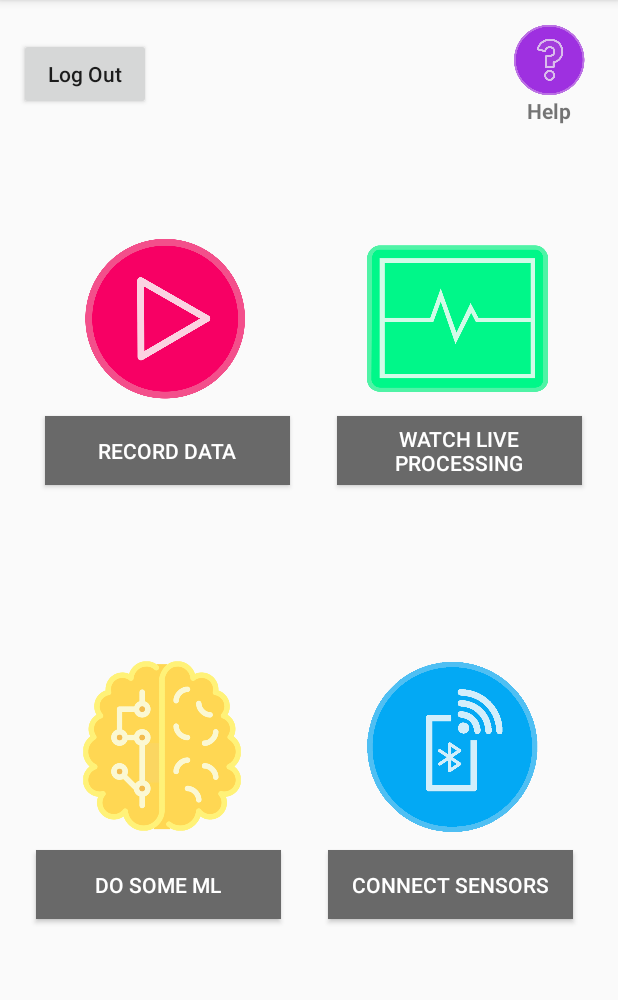
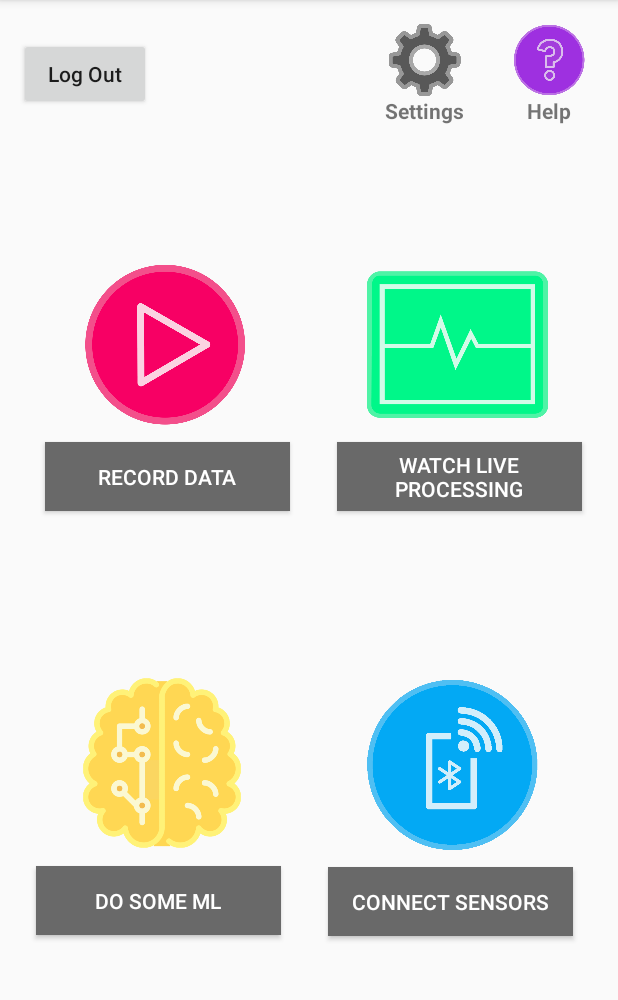
Before and after one commit to ZhendongTian/PDIOT_TeamD, an Android app: the HomeActivity screen opened directly, with no data from a screen before it, on a phone screen of 412 x 824 dp, the part 84-1084 px from its top. Run offline under Robolectric (Android 15) with nearby library versions, the phone set to English and light mode, and no system bars; libraries missing offline, so code that uses them is left out: com.parse.

Commit message:
added settings feature + emergency contact retrieval

```diff
--- a/final/pdiot_final/pdiotapp/app/src/main/AndroidManifest.xml
+++ b/final/pdiot_final/pdiotapp/app/src/main/AndroidManifest.xml
@@ -144,6 +144,11 @@
         </activity>
 
         <activity
+            android:name=".SettingsActivity"
+            android:screenOrientation="portrait" >
+        </activity>
+
+        <activity
             android:name=".LoginActivity"
             android:screenOrientation="portrait" >
             <intent-filter>
--- a/final/pdiot_final/pdiotapp/app/src/main/java/com/specknet/pdiotapp/HomeActivity.kt
+++ b/final/pdiot_final/pdiotapp/app/src/main/java/com/specknet/pdiotapp/HomeActivity.kt
@@ -44,6 +44,7 @@ class HomeActivity : AppCompatActivity() {
     lateinit var irecordButton: AppCompatImageButton
     lateinit var imlButton: AppCompatImageButton
     lateinit var ihelpButton: AppCompatImageButton
+    lateinit var settingsButton: AppCompatImageButton
 
     // permissions
     lateinit var permissionAlertDialog: AlertDialog.Builder
@@ -88,6 +89,7 @@ class HomeActivity : AppCompatActivity() {
         irecordButton = findViewById(R.id.irecord_button)
         imlButton = findViewById(R.id.iml_button)
         ihelpButton = findViewById(R.id.ihelp_button)
+        settingsButton = findViewById(R.id.isettings_button)
 
 
         permissionAlertDialog = AlertDialog.Builder(this)
@@ -161,6 +163,11 @@ class HomeActivity : AppCompatActivity() {
             val intent = Intent(this, HelpActivity::class.java)
             val username = getIntent().getStringExtra("username");
             intent.putExtra("username", username)
+            startActivity(intent)
+        }
+
+        settingsButton.setOnClickListener {
+            val intent = Intent(this, SettingsActivity::class.java)
             startActivity(intent)
         }
     }
@@ -334,7 +341,6 @@ class HomeActivity : AppCompatActivity() {
             startActivity(introIntent)
             return true
         }*/
-
         return super.onOptionsItemSelected(item)
     }
 
--- a/final/pdiot_final/pdiotapp/app/src/main/res/layout/activity_home.xml
+++ b/final/pdiot_final/pdiotapp/app/src/main/res/layout/activity_home.xml
@@ -74,6 +74,23 @@
             app:layout_constraintTop_toBottomOf="@+id/ihelp_button" />
 
         <ImageButton
+            android:id="@+id/ilive_button"
+            android:layout_width="123dp"
+            android:layout_height="98dp"
+            android:adjustViewBounds="true"
+            android:background="@android:color/transparent"
+            android:maxWidth="100dp"
+            android:maxHeight="100dp"
+            android:scaleType="fitCenter"
+            app:layout_constraintBottom_toBottomOf="parent"
+            app:layout_constraintEnd_toEndOf="parent"
+            app:layout_constraintHorizontal_bias="0.843"
+            app:layout_constraintStart_toStartOf="parent"
+            app:layout_constraintTop_toTopOf="parent"
+            app:layout_constraintVertical_bias="0.27"
+            app:srcCompat="@drawable/button2" />
+
+        <ImageButton
             android:id="@+id/irecord_button"
             android:layout_width="132dp"
             android:layout_height="114dp"
@@ -87,25 +104,8 @@
             app:layout_constraintHorizontal_bias="0.157"
             app:layout_constraintStart_toStartOf="parent"
             app:layout_constraintTop_toTopOf="parent"
-            app:layout_constraintVertical_bias="0.238"
+            app:layout_constraintVertical_bias="0.264"
             app:srcCompat="@drawable/button1" />
-
-        <ImageButton
-            android:id="@+id/ilive_button"
-            android:layout_width="123dp"
-            android:layout_height="98dp"
-            android:adjustViewBounds="true"
-            android:background="@android:color/transparent"
-            android:maxWidth="100dp"
-            android:maxHeight="100dp"
-            android:scaleType="fitCenter"
-            app:layout_constraintBottom_toBottomOf="parent"
-            app:layout_constraintEnd_toEndOf="parent"
-            app:layout_constraintHorizontal_bias="0.843"
-            app:layout_constraintStart_toStartOf="parent"
-            app:layout_constraintTop_toTopOf="parent"
-            app:layout_constraintVertical_bias="0.244"
-            app:srcCompat="@drawable/button2" />
 
         <Button
             android:id="@+id/record_button"
@@ -147,7 +147,7 @@
             app:layout_constraintHorizontal_bias="0.839"
             app:layout_constraintStart_toStartOf="parent"
             app:layout_constraintTop_toTopOf="parent"
-            app:layout_constraintVertical_bias="0.674"
+            app:layout_constraintVertical_bias="0.692"
             app:srcCompat="@drawable/button4" />
 
         <ImageButton
@@ -164,7 +164,7 @@
             app:layout_constraintHorizontal_bias="0.134"
             app:layout_constraintStart_toStartOf="parent"
             app:layout_constraintTop_toTopOf="parent"
-            app:layout_constraintVertical_bias="0.673"
+            app:layout_constraintVertical_bias="0.69"
             app:srcCompat="@drawable/button3" />
 
         <Button
@@ -225,6 +225,33 @@
             app:layout_constraintTop_toTopOf="parent"
             app:layout_constraintVertical_bias="0.035" />
 
+        <ImageButton
+            android:id="@+id/isettings_button"
+            android:layout_width="59dp"
+            android:layout_height="48dp"
+            android:layout_marginTop="16dp"
+            android:layout_marginEnd="24dp"
+            android:background="@android:color/transparent"
+            android:maxWidth="100dp"
+            android:maxHeight="100dp"
+            android:scaleType="fitCenter"
+            app:layout_constraintEnd_toStartOf="@+id/ihelp_button"
+            app:layout_constraintTop_toTopOf="parent"
+            app:srcCompat="@drawable/button6" />
+
+        <TextView
+            android:id="@+id/settingstext"
+            android:layout_width="59dp"
+            android:layout_height="33dp"
+            android:layout_marginEnd="24dp"
+            android:text="Settings"
+            android:textAlignment="center"
+            android:textAllCaps="false"
+            android:textSize="14sp"
+            android:textStyle="bold"
+            app:layout_constraintEnd_toStartOf="@+id/helptext"
+            app:layout_constraintTop_toBottomOf="@+id/isettings_button" />
+
     </androidx.constraintlayout.widget.ConstraintLayout>
 
 </androidx.coordinatorlayout.widget.CoordinatorLayout>
```
Also changed, not shown: final/pdiot_final/pdiotapp/app/src/main/java/com/specknet/pdiotapp/SettingsActivity.java (added, +103 -0 lines), final/pdiot_final/pdiotapp/app/src/main/res/layout/activity_settings.xml (added, +116 -0 lines), final/pdiot_final/pdiotapp/app/src/main/res/drawable/button6.png (added).
